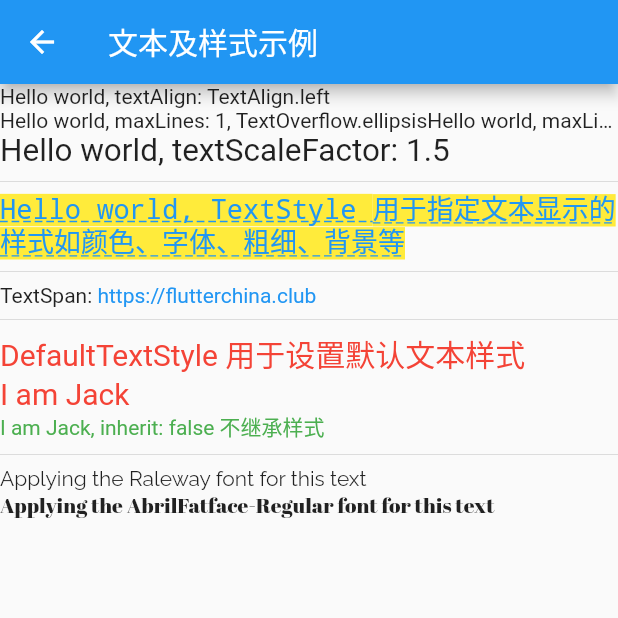
After one commit to hwangblood/flutter_in_action_2nd_palyground, a Flutter app: the Se1TextAndStyle screen opened directly, on a phone screen of 412 x 824 dp, the top half of it. The commit adds this screen. Run offline on Flutter 3.47's test engine with Material 2 defaults, Android fonts, the phone set to English and light mode, and no system bars.

Commit message:
3.1 文本及样式

```diff
--- a/lib/ch3_basic_widgets/constants.dart
+++ b/lib/ch3_basic_widgets/constants.dart
@@ -2,4 +2,10 @@ import 'package:flutter_in_action_2nd_materials/ch3_basic_widgets/se1_text_and_s
 import 'package:flutter_in_action_2nd_materials/core/models.dart'
     show SectionEntity;
 
-final ch3Sections = <SectionEntity>[];
+final ch3Sections = <SectionEntity>[
+  SectionEntity(
+    title: '3.1 文本及样式',
+    description: '文本及样式',
+    child: const Se1TextAndStyle(),
+  ),
+];
--- /dev/null
+++ b/lib/ch3_basic_widgets/se1_text_and_style.dart
@@ -0,0 +1,101 @@
+import 'package:flutter/gestures.dart';
+import 'package:flutter/material.dart';
+
+class Se1TextAndStyle extends StatelessWidget {
+  const Se1TextAndStyle({super.key});
+
+  @override
+  Widget build(BuildContext context) {
+    return Scaffold(
+      appBar: AppBar(
+        title: const Text('文本及样式示例'),
+      ),
+      body: ListView(
+        children: [
+          const Text(
+            "Hello world, textAlign: TextAlign.left",
+            textAlign: TextAlign.left,
+          ),
+          Text(
+            "Hello world, maxLines: 1, TextOverflow.ellipsis" * 6,
+            maxLines: 1,
+            overflow: TextOverflow.ellipsis,
+          ),
+          const Text(
+            "Hello world, textScaleFactor: 1.5",
+            textScaleFactor: 1.5,
+          ),
+          const Divider(),
+          Text(
+            'Hello world, TextStyle 用于指定文本显示的样式如颜色、字体、粗细、背景等',
+            style: TextStyle(
+              color: Colors.blue,
+              fontSize: 18.0,
+              height: 1.2,
+              fontFamily: "Courier",
+              background: Paint()..color = Colors.yellow,
+              decoration: TextDecoration.underline,
+              decorationStyle: TextDecorationStyle.dashed,
+            ),
+          ),
+          const Divider(),
+          Text.rich(
+            TextSpan(
+              children: [
+                const TextSpan(text: "TextSpan: "),
+                TextSpan(
+                  text: "https://flutterchina.club",
+                  style: const TextStyle(color: Colors.blue),
+                  recognizer: TapGestureRecognizer()
+                    ..onTap = () {
+                      ScaffoldMessenger.of(context).showSnackBar(
+                        const SnackBar(
+                          content: Text('点击了链接'),
+                        ),
+                      );
+                    },
+                ),
+              ],
+            ),
+          ),
+          const Divider(),
+          DefaultTextStyle(
+            //1.设置文本默认样式
+            style: const TextStyle(
+              color: Colors.red,
+              fontSize: 20.0,
+            ),
+            textAlign: TextAlign.start,
+            child: Column(
+              crossAxisAlignment: CrossAxisAlignment.start,
+              children: const <Widget>[
+                Text("DefaultTextStyle 用于设置默认文本样式"),
+                Text("I am Jack"),
+                Text(
+                  "I am Jack, inherit: false 不继承样式",
+                  style: TextStyle(
+                    inherit: false, //2.不继承默认样式
+                    color: Colors.green,
+                  ),
+                ),
+              ],
+            ),
+          ),
+          const Divider(),
+          const Text(
+            "Applying the Raleway font for this text",
+            style: TextStyle(
+              fontFamily: 'Raleway',
+            ),
+          ),
+          const Text(
+            "Applying the AbrilFatface-Regular font for this text",
+            style: TextStyle(
+              fontFamily: 'AbrilFatface',
+            ),
+          ),
+        ],
+      ),
+    );
+  }
+}
```
Also changed, not shown: pubspec.yaml (+13 -2 lines), assets/fonts/AbrilFatface-Regular.ttf (added), assets/fonts/Raleway-Medium.ttf (added), assets/fonts/Raleway-Regular.ttf (added), assets/fonts/Raleway-SemiBold.ttf (added).
